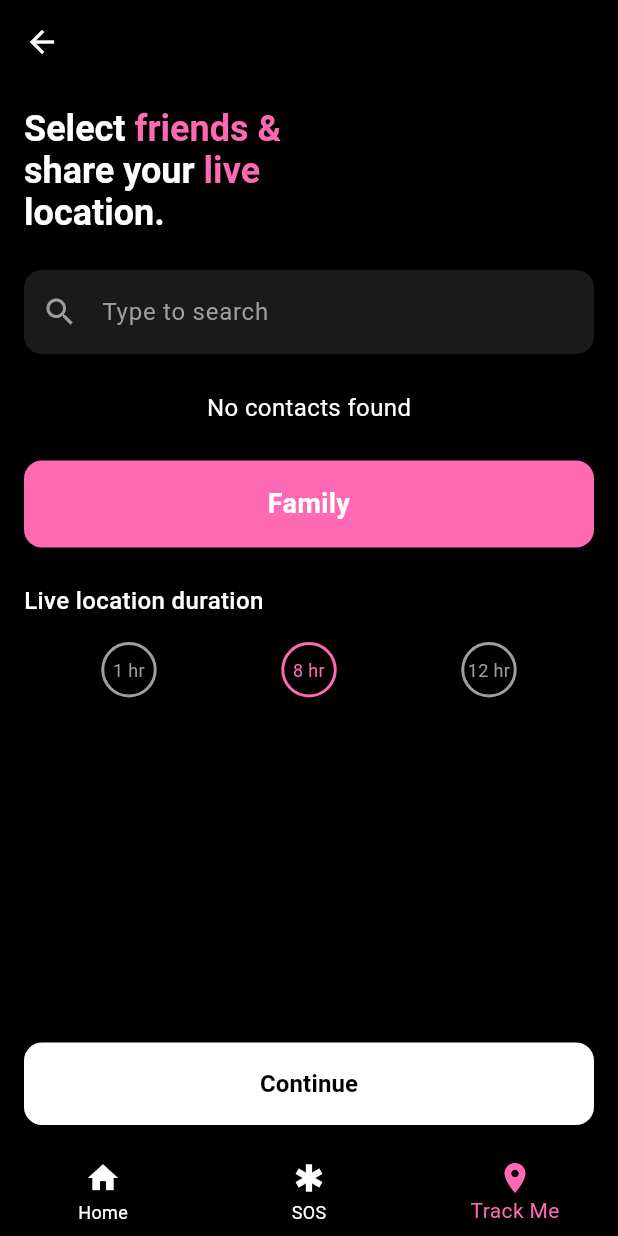
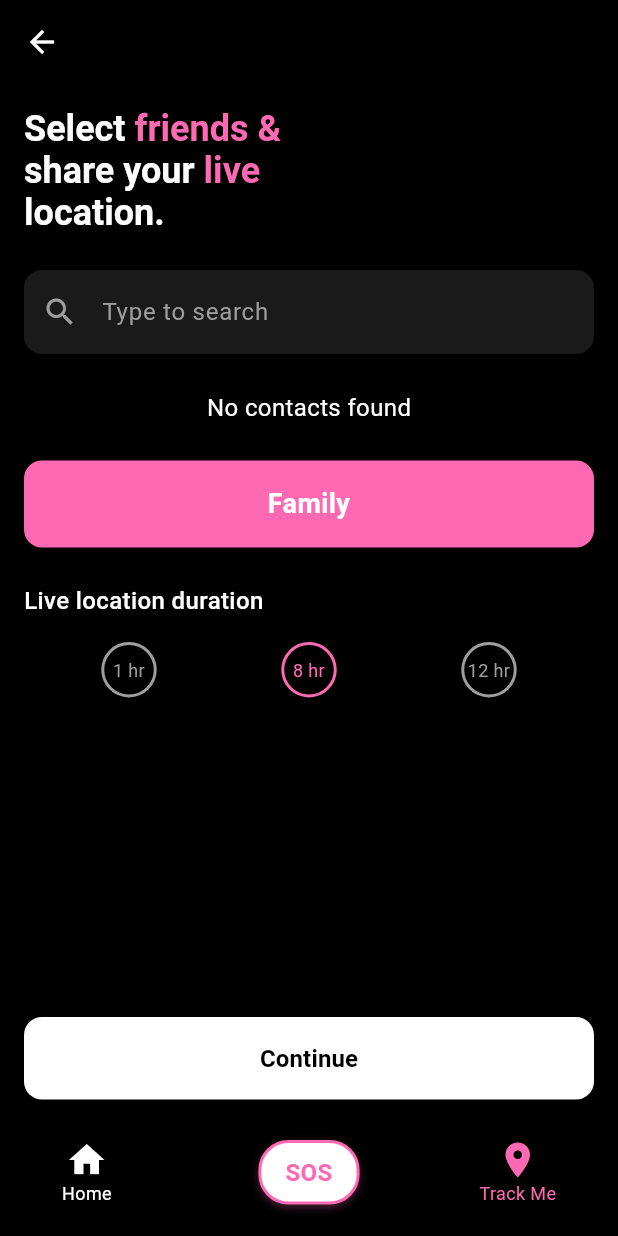
Before and after one commit to hayabuceri/BeSafe, a Flutter app: the ShareLocationScreen screen opened directly, after a tap on "Track Me", after a tap on "Share Location", on a phone screen of 412 x 824 dp. Run offline on Flutter 3.47's test engine with Material 3 defaults, Android fonts, the phone set to English and light mode, and no system bars; our stand-ins replace cloud_firestore, firebase_auth, firebase_core, flutter_map, geolocator, latlong2 and 1 more; accounts and stored records are empty.

Commit message:
update ui and location logic

```diff
--- a/lib/screens/share_location_screen.dart
+++ b/lib/screens/share_location_screen.dart
@@ -3,6 +3,8 @@ import 'package:cloud_firestore/cloud_firestore.dart';
 import 'package:firebase_auth/firebase_auth.dart';
 import 'home_screen.dart';
 import 'track_me_screen.dart';
+import '../widgets/sos_button.dart';
+import '../widgets/bottom_nav_bar.dart';
 
 class ShareLocationScreen extends StatefulWidget {
   const ShareLocationScreen({Key? key}) : super(key: key);
@@ -344,44 +346,7 @@ class _ShareLocationScreenState extends State<ShareLocationScreen> {
           ),
         ),
       ),
-      bottomNavigationBar: BottomNavigationBar(
-        backgroundColor: Colors.black,
-        selectedItemColor: const Color(0xFFFF69B4),
-        unselectedItemColor: Colors.white,
-        currentIndex: 2, // Track Me tab
-        onTap: (index) {
-          if (index == 0) {
-            // Navigate to home and clear the stack
-            Navigator.pushAndRemoveUntil(
-              context,
-              MaterialPageRoute(builder: (context) => const HomeScreen()),
-              (route) => false,
-            );
-          } else if (index == 1) {
-            // SOS button - keep on current screen
-          } else if (index == 2) {
-            Navigator.pushAndRemoveUntil(
-              context,
-              MaterialPageRoute(builder: (context) => const TrackMeScreen()),
-              (route) => false,
-            );
-          }
-        },
-        items: const [
-          BottomNavigationBarItem(
-            icon: Icon(Icons.home),
-            label: 'Home',
-          ),
-          BottomNavigationBarItem(
-            icon: Icon(Icons.emergency),
-            label: 'SOS',
-          ),
-          BottomNavigationBarItem(
-            icon: Icon(Icons.location_on),
-            label: 'Track Me',
-          ),
-        ],
-      ),
+      bottomNavigationBar: const BottomNavBar(currentIndex: 2),
     );
   }
 
--- a/lib/screens/track_me_screen.dart
+++ b/lib/screens/track_me_screen.dart
@@ -12,6 +12,7 @@ import 'edit_profile_screen.dart';
 import 'emergency_contacts_screen.dart';
 import 'login_screen.dart';
 import '../services/auth_service.dart';
+import '../services/location_service.dart';
 import '../widgets/custom_app_bar.dart';
 import '../widgets/sos_button.dart';
 import '../widgets/bottom_nav_bar.dart';
@@ -61,6 +62,7 @@ class _TrackMeScreenState extends State<TrackMeScreen> with WidgetsBindingObserv
     }
     _timer?.cancel();
     _sosTimer?.cancel();
+    LocationService().dispose();
     super.dispose();
   }
 
@@ -160,10 +162,17 @@ class _TrackMeScreenState extends State<TrackMeScreen> with WidgetsBindingObserv
     });
 
     try {
+      // Start background tracking using LocationService
+      if (_activeSharingSessionId != null) {
+        await LocationService().startBackgroundTracking(_activeSharingSessionId!);
+      }
+
+      // Start UI updates
       _positionStream = Geolocator.getPositionStream(
         locationSettings: const LocationSettings(
           accuracy: LocationAccuracy.high,
-          distanceFilter: 10,
+          distanceFilter: 5,
+          timeLimit: Duration(seconds: 10),
         ),
       );
 
@@ -180,8 +189,6 @@ class _TrackMeScreenState extends State<TrackMeScreen> with WidgetsBindingObserv
             _mapController.camera.zoom,
           );
         }
-
-        _updateLocationInFirestore(position);
       });
 
     } catch (e) {
@@ -223,6 +230,9 @@ class _TrackMeScreenState extends State<TrackMeScreen> with WidgetsBindingObserv
       _positionSubscription = null;
     }
     _timer?.cancel();
+
+    // Stop background tracking
+    await LocationService().stopBackgroundTracking();
 
     // End the sharing session
     if (_activeSharingSessionId != null) {
@@ -380,7 +390,7 @@ class _TrackMeScreenState extends State<TrackMeScreen> with WidgetsBindingObserv
 
   @override
   Widget build(BuildContext context) {
-    print('TrackMeScreen Build: _sosAlertId=$_sosAlertId, _sosRemainingTime=$_sosRemainingTime, _isTracking=$_isTracking');
+    print('TrackMeScreen Build: _isTracking=$_isTracking');
     return WillPopScope(
       onWillPop: () async {
         // Don't stop tracking when navigating back
@@ -407,92 +417,6 @@ class _TrackMeScreenState extends State<TrackMeScreen> with WidgetsBindingObserv
         ),
         body: Column(
           children: [
-            if (_sosAlertId != null && _sosRemainingTime.isNotEmpty) ...[
-              Container(
-                margin: const EdgeInsets.all(16.0),
-                padding: const EdgeInsets.all(16.0),
-                decoration: BoxDecoration(
-                  color: Colors.black,
-                  borderRadius: BorderRadius.circular(12),
-                  border: Border.all(color: Colors.red, width: 1),
-                ),
-                child: Column(
-                  crossAxisAlignment: CrossAxisAlignment.start,
-                  children: [
-                    Row(
-                      children: [
-                        const Icon(Icons.warning, color: Colors.red, size: 24),
-                        const SizedBox(width: 8),
-                        const Text(
-                          'Active SOS Alert',
-                          style: TextStyle(
-                            color: Colors.red,
-                            fontSize: 18,
-                            fontWeight: FontWeight.bold,
-                          ),
-                        ),
-                        const Spacer(),
-                        Text(
-                          _sosRemainingTime,
-                          style: const TextStyle(
-                            color: Colors.red,
-                            fontSize: 16,
-                            fontWeight: FontWeight.w600,
-                          ),
-                        ),
-                        const SizedBox(width: 4),
-                        const Icon(Icons.timer, color: Colors.red, size: 20),
-                      ],
-                    ),
-                    const SizedBox(height: 12),
-                    SizedBox(
-                      height: 300,
-                      child: _currentPosition == null
-                          ? const Center(child: CircularProgressIndicator(color: Color(0xFFFF69B4)))
-                          : FlutterMap(
-                              mapController: _mapController,
-                              options: MapOptions(
-                                initialCenter: LatLng(
-                                  _currentPosition!.latitude,
-                                  _currentPosition!.longitude,
-                                ),
-                                initialZoom: 15,
-                                interactiveFlags: InteractiveFlag.none,
-                              ),
-                              children: [
-                                TileLayer(
-                                  urlTemplate: 'https://tile.openstreetmap.org/{z}/{x}/{y}.png',
-                                  userAgentPackageName: 'com.example.besafe_app',
-                                ),
-                                MarkerLayer(markers: _markers),
-                              ],
-                            ),
-                    ),
-                    const SizedBox(height: 16),
-                    Center(
-                      child: ElevatedButton(
-                        onPressed: _stopSOSAlert,
-                        style: ElevatedButton.styleFrom(
-                          backgroundColor: Colors.red,
-                          minimumSize: const Size(200, 50),
-                          shape: RoundedRectangleBorder(
-                            borderRadius: BorderRadius.circular(25),
-                          ),
-                        ),
-                        child: const Text(
-                          'Stop SOS',
-                          style: TextStyle(
-                            fontSize: 18,
-                            fontWeight: FontWeight.bold,
-                            color: Colors.white,
-                          ),
-                        ),
-                      ),
-                    ),
-                  ],
-                ),
-              ),
-            ] else ...[
             Container(
               padding: const EdgeInsets.all(16),
               width: double.infinity,
@@ -594,7 +518,6 @@ class _TrackMeScreenState extends State<TrackMeScreen> with WidgetsBindingObserv
               ),
             ),
           ],
-          ],
         ),
         bottomNavigationBar: const BottomNavBar(currentIndex: 2),
       ),
```
Also changed, not shown: lib/screens/emergency_contacts_screen.dart (+41 -14 lines), lib/services/location_service.dart (added, +78 -0 lines), 1 other file. Lines whose indentation alone changed are shown as unchanged.
